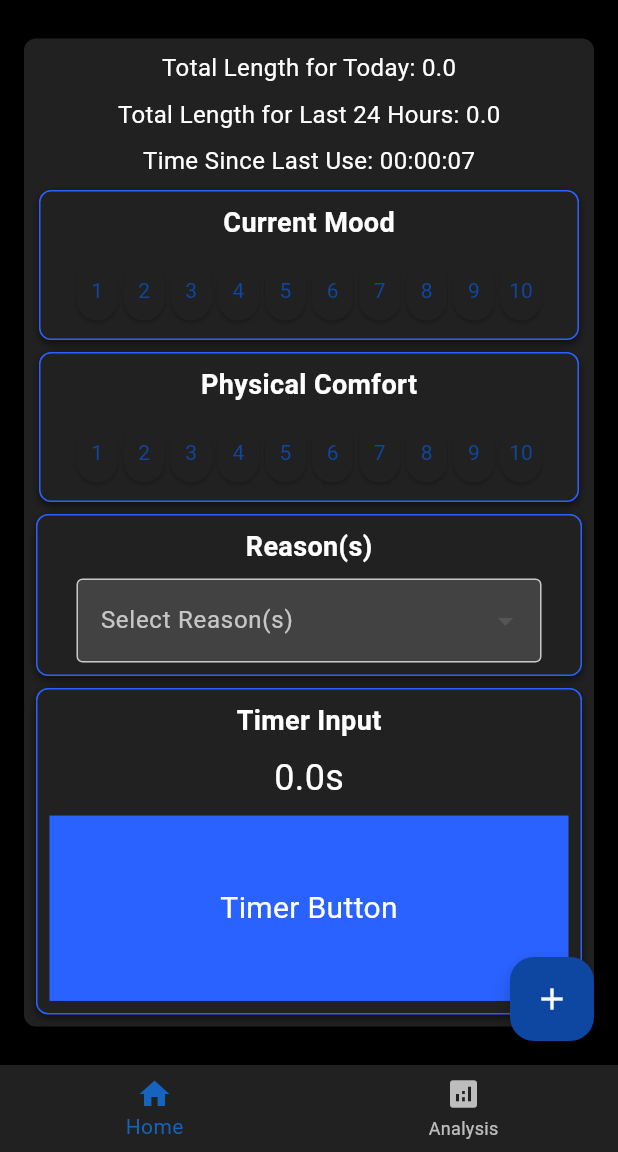
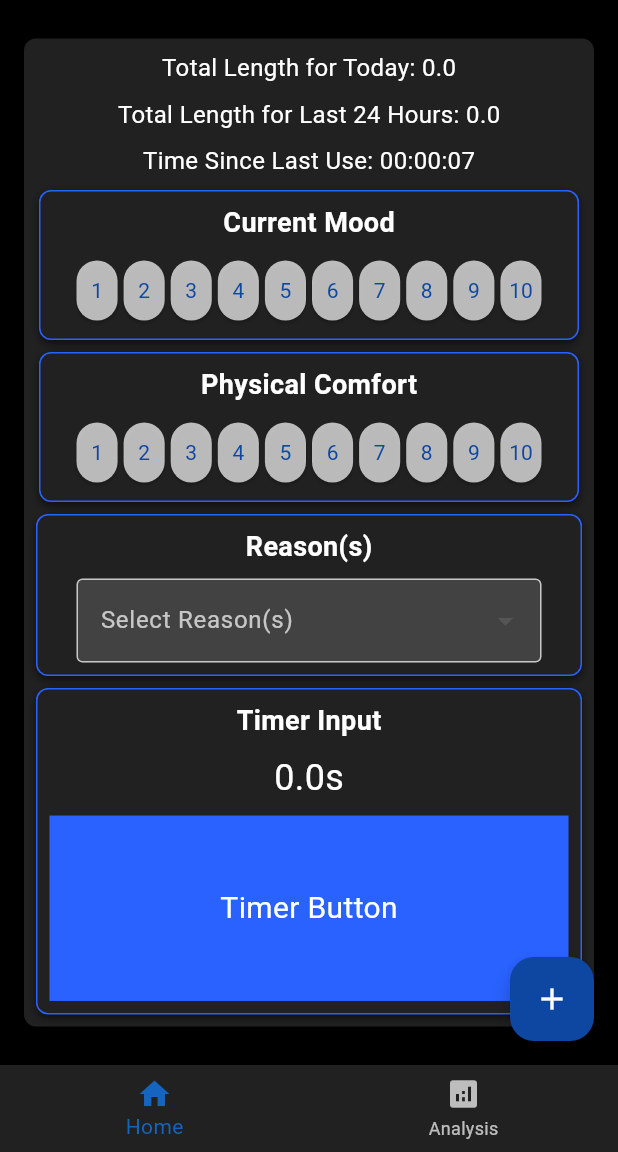
Before and after one commit to SoupyOfficial/smoke_log2, a Flutter app: the screen it shows after launch, on a phone screen of 412 x 824 dp, the part 84-1236 px from its top. Run offline on Flutter 3.47's test engine with Material 3 defaults, Android fonts, the phone set to English and light mode, and no system bars; our stand-ins replace cloud_firestore, firebase_core, fl_chart, shared_preferences; accounts and stored records are empty.

Commit message:
Added different colors for Ashley

```diff
--- a/lib/app_config.dart
+++ b/lib/app_config.dart
@@ -15,12 +15,15 @@ class AppConfig {
     return prefs.getString(_collectionNameKey) ?? _jacobCollection;
   }
 
-  static Future<void> swapUser() async {
+  static Future<void> swapUser(Function? reload) async {
     String currentCollection = await getCollectionName();
     String newCollection = currentCollection == _jacobCollection
         ? _ashleyCollection
         : _jacobCollection;
     await setCollectionName(newCollection);
+    if (reload != null) {
+      reload();
+    }
   }
 
   static Future<bool> isAshley() async {
--- a/lib/custom_app_bar.dart
+++ b/lib/custom_app_bar.dart
@@ -3,11 +3,13 @@ import 'package:flutter/material.dart';
 class CustomAppBar extends StatelessWidget implements PreferredSizeWidget {
   final String title;
   final VoidCallback onSwapUser;
+  final Function onReload;
 
   const CustomAppBar({
     Key? key,
     required this.title,
     required this.onSwapUser,
+    required this.onReload,
   }) : super(key: key);
 
   @override
@@ -16,7 +18,7 @@ class CustomAppBar extends StatelessWidget implements PreferredSizeWidget {
       title: Text(title),
       actions: [
         TextButton(
-          onPressed: onSwapUser,
+          onPressed: () => {onSwapUser(), onReload()},
           child: const Text(
             'Swap User',
             style: TextStyle(color: Colors.white),
--- a/lib/data_analysis_page.dart
+++ b/lib/data_analysis_page.dart
@@ -8,7 +8,9 @@ import 'data_table_widget.dart';
 import 'data_utils.dart';
 
 class DataAnalysisPage extends StatefulWidget {
-  const DataAnalysisPage({super.key});
+  final Function onReload;
+
+  const DataAnalysisPage({required this.onReload, super.key});
 
   @override
   _DataAnalysisPageState createState() => _DataAnalysisPageState();
@@ -33,7 +35,7 @@ class _DataAnalysisPageState extends State<DataAnalysisPage> {
   }
 
   Future<void> _swapUser() async {
-    await AppConfig.swapUser();
+    await AppConfig.swapUser(widget.onReload);
     await _updateCurrentUser();
     setState(() {}); // Trigger a rebuild to refresh the data
   }
@@ -44,6 +46,7 @@ class _DataAnalysisPageState extends State<DataAnalysisPage> {
       appBar: CustomAppBar(
         title: '$_currentUser\'s Data Analysis',
         onSwapUser: _swapUser,
+        onReload: widget.onReload,
       ),
       body: Column(
         children: [
--- a/lib/home_page.dart
+++ b/lib/home_page.dart
@@ -10,7 +10,9 @@ import 'app_config.dart';
 import 'dart:async';
 
 class HomePage extends StatefulWidget {
-  const HomePage({super.key});
+  final Function onReload;
+
+  const HomePage({required this.onReload, super.key});
 
   @override
   _HomePageState createState() => _HomePageState();
@@ -46,7 +48,7 @@ class _HomePageState extends State<HomePage> {
   }
 
   Future<void> _swapUser() async {
-    await AppConfig.swapUser();
+    await AppConfig.swapUser(widget.onReload);
     await _updateCurrentUser();
     await _fetchData(); // Refresh the data for the new user
   }
@@ -184,6 +186,7 @@ class _HomePageState extends State<HomePage> {
       appBar: CustomAppBar(
         title: 'Welcome $_currentUser',
         onSwapUser: _swapUser,
+        onReload: widget.onReload,
       ),
       body: Stack(
         children: [
--- a/lib/main.dart
+++ b/lib/main.dart
@@ -47,19 +47,38 @@ class _AppWrapperState extends State<AppWrapper> with WidgetsBindingObserver {
     }
   }
 
+  void _reload() {
+    setState(() {});
+  }
+
   @override
   Widget build(BuildContext context) {
-    return const MyApp();
+    return MyApp(onReload: _reload);
   }
 }
 
-class MyApp extends StatelessWidget {
-  const MyApp({super.key});
+class MyApp extends StatefulWidget {
+  final Function onReload;
+
+  MyApp({required this.onReload, super.key});
+
+  @override
+  _MyAppState createState() => _MyAppState();
+}
+
+class _MyAppState extends State<MyApp> {
+  late Future<bool> _isAshleyFuture;
+
+  @override
+  void initState() {
+    super.initState();
+    _isAshleyFuture = AppConfig.isAshley();
+  }
 
   @override
   Widget build(BuildContext context) {
     return FutureBuilder<bool>(
-        future: AppConfig.isAshley(),
+        future: _isAshleyFuture,
         builder: (context, snapshot) {
           if (snapshot.connectionState == ConnectionState.waiting) {
             return const MaterialApp(
@@ -70,7 +89,7 @@ class MyApp extends StatelessWidget {
 
           return MaterialApp(
             title: 'Smoke Log 2.0',
-            theme: ThemeData.light(),
+            theme: ThemeData.dark(),
             darkTheme: ThemeData(
               brightness: Brightness.dark,
               colorScheme: ColorScheme.dark(
@@ -109,14 +128,18 @@ class MyApp extends StatelessWidget {
               ),
             ),
             themeMode: ThemeMode.dark,
-            home: const MyHomePage(),
+            home: MyHomePage(
+              onReload: widget.onReload,
+            ),
           );
         });
   }
 }
 
 class MyHomePage extends StatefulWidget {
-  const MyHomePage({super.key});
+  final Function onReload;
+
+  MyHomePage({required this.onReload, super.key});
 
   @override
   _MyHomePageState createState() => _MyHomePageState();
@@ -125,10 +148,16 @@ class MyHomePage extends StatefulWidget {
 class _MyHomePageState extends State<MyHomePage> {
   int _selectedIndex = 0;
 
-  static final List<Widget> _widgetOptions = <Widget>[
-    const HomePage(),
-    const DataAnalysisPage(),
-  ];
+  late final List<Widget> _widgetOptions;
+
+  @override
+  void initState() {
+    super.initState();
+    _widgetOptions = <Widget>[
+      HomePage(onReload: widget.onReload),
+      DataAnalysisPage(onReload: widget.onReload),
+    ];
+  }
 
   void _onItemTapped(int index) {
     setState(() {
--- a/lib/segmented_input.dart
+++ b/lib/segmented_input.dart
@@ -64,8 +64,8 @@ class _SegmentedInputState extends State<SegmentedInput> {
                   style: ElevatedButton.styleFrom(
                     padding: EdgeInsets.zero, // Remove default padding
                     backgroundColor: isSelected
-                        ? Theme.of(context).colorScheme.onSecondary
-                        : null,
+                        ? Theme.of(context).colorScheme.onPrimary
+                        : Theme.of(context).colorScheme.onSurface,
                     textStyle: TextStyle(
                       color: isSelected
                           ? Theme.of(context).colorScheme.onPrimary
```
